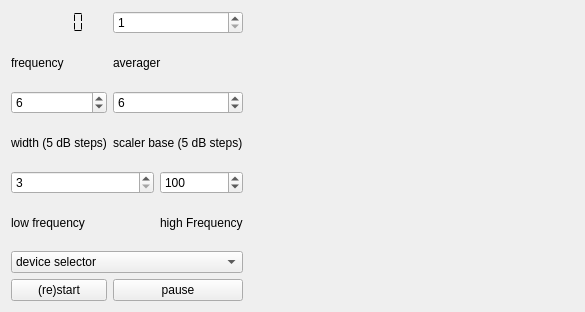
JvanKatwijk/panoramaviewer, file scopewidget.ui: the form before one commit.
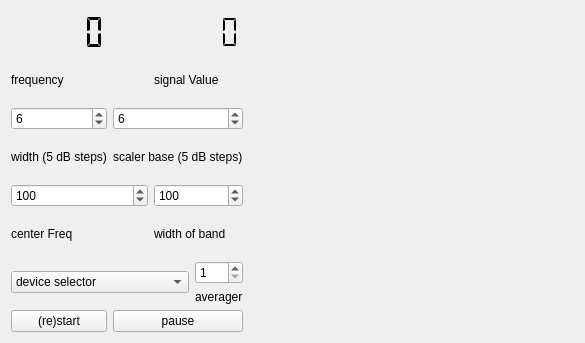
The form after the commit. Custom widgets are drawn as their Qt base class.

Commit message: change to middle/range for frequency

What changed in the file:
```diff
--- a/scopewidget.ui
+++ b/scopewidget.ui
@@ -7,7 +7,7 @@
     <x>0</x>
     <y>0</y>
     <width>585</width>
-    <height>312</height>
+    <height>343</height>
    </rect>
   </property>
   <property name="windowTitle">
@@ -29,16 +29,13 @@
        </property>
       </widget>
      </item>
-     <item row="0" column="1" colspan="2">
-      <widget class="QSpinBox" name="averager">
-       <property name="toolTip">
-        <string>&lt;html&gt;&lt;head/&gt;&lt;body&gt;&lt;p&gt;In general, taking the average of subsequent fftValues over the same frequencies will smoothen the spectrum. The number in this spinbox tells - after restarting - the number of such segments taken into account.&lt;/p&gt;&lt;/body&gt;&lt;/html&gt;</string>
+     <item row="0" column="2" colspan="2">
+      <widget class="QLCDNumber" name="Strength">
+       <property name="frameShape">
+        <enum>QFrame::NoFrame</enum>
        </property>
-       <property name="minimum">
-        <number>1</number>
-       </property>
-       <property name="maximum">
-        <number>5</number>
+       <property name="segmentStyle">
+        <enum>QLCDNumber::Flat</enum>
        </property>
       </widget>
      </item>
@@ -49,10 +46,10 @@
        </property>
       </widget>
      </item>
-     <item row="1" column="1" colspan="2">
-      <widget class="QLabel" name="label_2">
+     <item row="1" column="2" colspan="2">
+      <widget class="QLabel" name="label_7">
        <property name="text">
-        <string>averager</string>
+        <string>signal Value </string>
        </property>
       </widget>
      </item>
@@ -69,7 +66,7 @@
        </property>
       </widget>
      </item>
-     <item row="2" column="1" colspan="2">
+     <item row="2" column="1" colspan="3">
       <widget class="QSpinBox" name="scalerBase">
        <property name="toolTip">
         <string>&lt;html&gt;&lt;head/&gt;&lt;body&gt;&lt;p&gt;scalerBase, sets the baseLine of the scope to a value, stepsize is 5, so a value of 10 gives a baseline of -50 dB&lt;/p&gt;&lt;/body&gt;&lt;/html&gt;</string>
@@ -92,7 +89,7 @@
        </property>
       </widget>
      </item>
-     <item row="3" column="1" colspan="2">
+     <item row="3" column="1" colspan="3">
       <widget class="QLabel" name="label_6">
        <property name="text">
         <string>scaler base (5 dB steps)</string>
@@ -108,12 +105,15 @@
         <number>3</number>
        </property>
        <property name="maximum">
-        <number>1000</number>
+        <number>1950</number>
+       </property>
+       <property name="value">
+        <number>100</number>
        </property>
       </widget>
      </item>
-     <item row="4" column="2">
-      <widget class="QSpinBox" name="highEnd">
+     <item row="4" column="2" colspan="2">
+      <widget class="QSpinBox" name="bandWidth">
        <property name="toolTip">
         <string>&lt;html&gt;&lt;head/&gt;&lt;body&gt;&lt;p&gt;high frequency selection (in MHz)&lt;/p&gt;&lt;/body&gt;&lt;/html&gt;</string>
        </property>
@@ -128,14 +128,14 @@
      <item row="5" column="0">
       <widget class="QLabel" name="label_3">
        <property name="text">
-        <string>low frequency</string>
+        <string>center Freq</string>
        </property>
       </widget>
      </item>
-     <item row="5" column="2">
+     <item row="5" column="2" colspan="2">
       <widget class="QLabel" name="label_4">
        <property name="text">
-        <string>high Frequency</string>
+        <string>width of band</string>
        </property>
       </widget>
      </item>
@@ -151,6 +151,30 @@
        </item>
       </widget>
      </item>
+     <item row="6" column="3">
+      <layout class="QVBoxLayout" name="verticalLayout">
+       <item>
+        <widget class="QSpinBox" name="averager">
+         <property name="toolTip">
+          <string>&lt;html&gt;&lt;head/&gt;&lt;body&gt;&lt;p&gt;In general, taking the average of subsequent fftValues over the same frequencies will smoothen the spectrum. The number in this spinbox tells - after restarting - the number of such segments taken into account.&lt;/p&gt;&lt;/body&gt;&lt;/html&gt;</string>
+         </property>
+         <property name="minimum">
+          <number>1</number>
+         </property>
+         <property name="maximum">
+          <number>5</number>
+         </property>
+        </widget>
+       </item>
+       <item>
+        <widget class="QLabel" name="label_2">
+         <property name="text">
+          <string>averager</string>
+         </property>
+        </widget>
+       </item>
+      </layout>
+     </item>
      <item row="7" column="0">
       <widget class="QPushButton" name="startButton">
        <property name="toolTip">
@@ -161,7 +185,7 @@
        </property>
       </widget>
      </item>
-     <item row="7" column="1" colspan="2">
+     <item row="7" column="1" colspan="3">
       <widget class="QPushButton" name="pauseButton">
        <property name="toolTip">
         <string>&lt;html&gt;&lt;head/&gt;&lt;body&gt;&lt;p&gt;pause button: touching it will pause the processing of signals. Note: first the &lt;/p&gt;&lt;p&gt;computation of the current spectrum will be finished&lt;/p&gt;&lt;/body&gt;&lt;/html&gt;</string>
```
Left out of the diff: 2 changed lines with no effect on the pictures. The commit also changes 9 other files.
